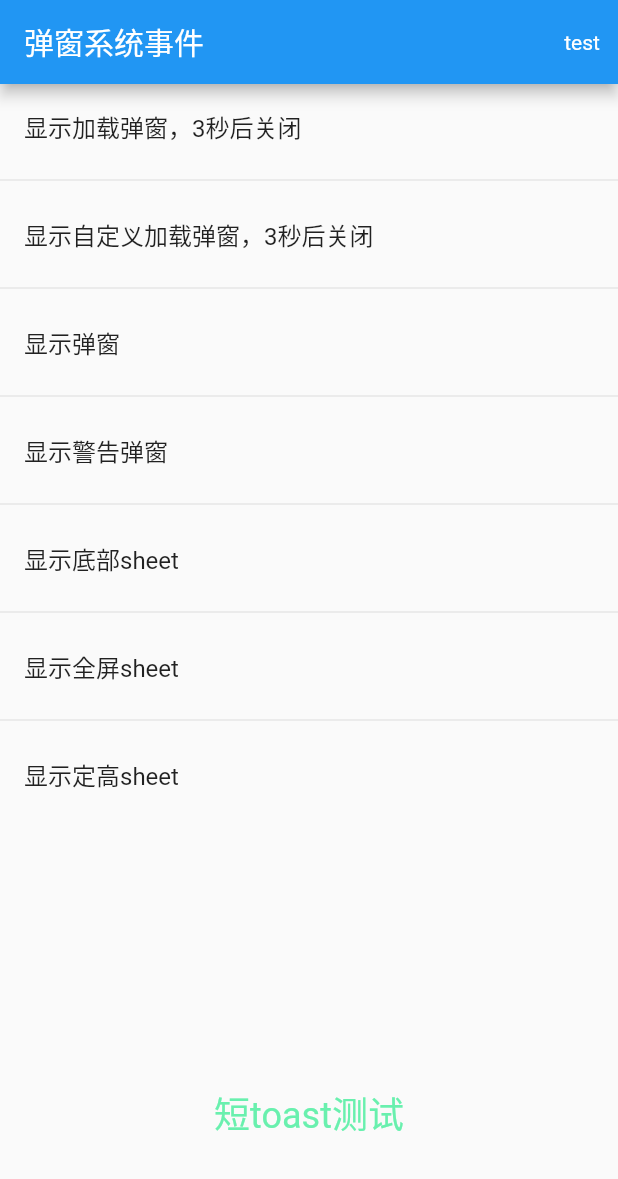
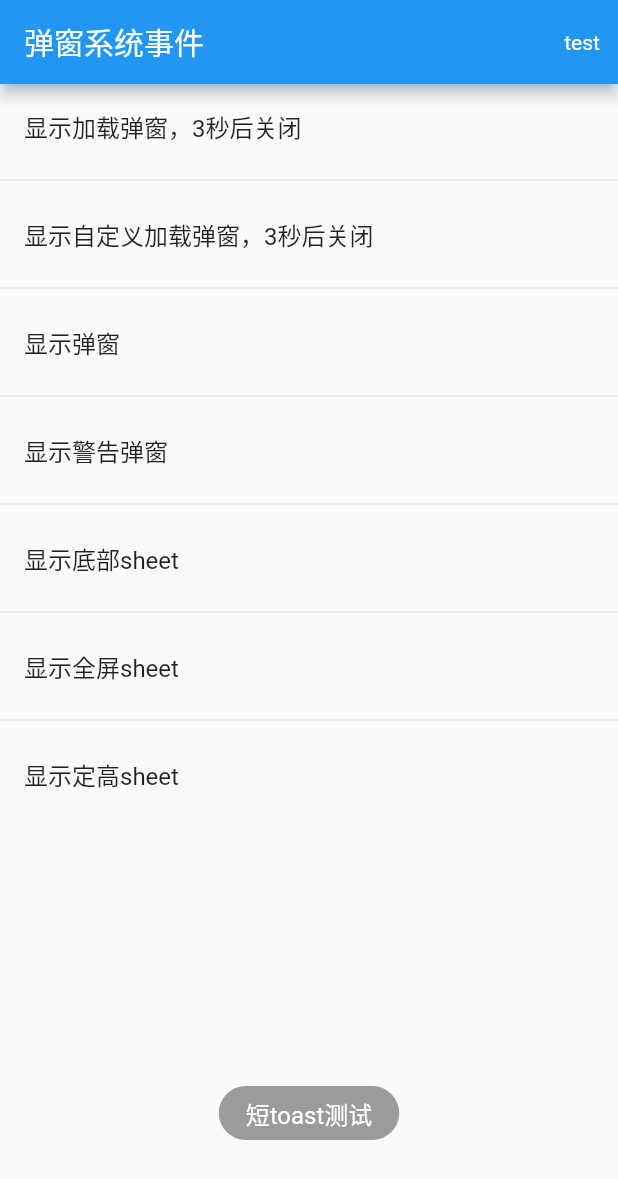
Before and after one commit to WuXuBaiYang/jtech_component_base_client, a Flutter app: the PopupsDemo screen opened directly, after a tap on "test", on a phone screen of 412 x 824 dp. Shown: the top 1179 px of the screen. Run offline on Flutter 3.47's test engine with Material 2 defaults, Android fonts, the phone set to English and light mode, and no system bars; our stand-ins replace azlistview, event_bus, fluttertoast, pull_to_refresh; missing offline and left inert: lpinyin.

Commit message:
完成toast构建器

```diff
--- a/common_libraries/jtech_common_library/example/lib/popups/popups_demo.dart
+++ b/common_libraries/jtech_common_library/example/lib/popups/popups_demo.dart
@@ -120,8 +120,8 @@ class PopupsDemo extends BasePage {
               jCommon.popups.toast.showShortToastTxt(
                 context,
                 text: "短toast测试",
-                color: Colors.greenAccent,
-                fontSize: 24,
+                // color: Colors.greenAccent,
+                // fontSize: 24,
               );
             },
           ),
--- a/common_libraries/jtech_common_library/lib/widgets/popups/jtoast.dart
+++ b/common_libraries/jtech_common_library/lib/widgets/popups/jtoast.dart
@@ -1,5 +1,7 @@
 import 'package:flutter/cupertino.dart';
+import 'package:flutter/material.dart';
 import 'package:fluttertoast/fluttertoast.dart';
+import 'package:jtech_common_library/widgets/base/empty_box.dart';
 
 /*
 * 消息提示
@@ -13,14 +15,13 @@ class JToast {
   //显示toast
   void showToast(
     BuildContext context, {
-    required Widget child,
-    ToastConfig? config,
+    required ToastConfig config,
   }) {
     toast.init(context);
     return toast.showToast(
-      child: child,
-      toastDuration: config?.duration,
-      gravity: config?.gravity,
+      child: _buildToastWidget(context, config),
+      toastDuration: config.duration,
+      gravity: config.gravity,
     );
   }
 
@@ -28,11 +29,32 @@ class JToast {
   void showLongToastTxt(
     BuildContext context, {
     String text = "",
-    Color? color,
-    double? fontSize,
+    Color color = Colors.white,
+    double fontSize = 16,
     ToastConfig? config,
   }) {
     return showLongToast(
+      context,
+      child: Text(
+        text,
+        style: TextStyle(
+          color: color,
+          fontSize: fontSize,
+        ),
+      ),
+      config: config,
+    );
+  }
+
+  //显示短toast文本
+  void showShortToastTxt(
+    BuildContext context, {
+    required String text,
+    Color color = Colors.white,
+    double fontSize = 16,
+    ToastConfig? config,
+  }) {
+    return showShortToast(
       context,
       child: Text(
         text,
@@ -53,31 +75,10 @@ class JToast {
   }) {
     return showToast(
       context,
-      child: child,
       config: (config ?? ToastConfig()).copyWith(
         duration: Duration(seconds: 5),
+        child: child,
       ),
-    );
-  }
-
-  //显示短toast文本
-  void showShortToastTxt(
-    BuildContext context, {
-    required String text,
-    Color? color,
-    double? fontSize,
-    ToastConfig? config,
-  }) {
-    return showShortToast(
-      context,
-      child: Text(
-        text,
-        style: TextStyle(
-          color: color,
-          fontSize: fontSize,
-        ),
-      ),
-      config: config,
     );
   }
 
@@ -89,20 +90,31 @@ class JToast {
   }) {
     return showToast(
       context,
-      child: child,
       config: (config ?? ToastConfig()).copyWith(
         duration: Duration(seconds: 2),
+        child: child,
       ),
     );
   }
 
-  //构建默认toast背景
-  Widget _buildDefToastBackground(Widget child) {
+  //构建toast样式
+  Widget _buildToastWidget(BuildContext context, ToastConfig config) {
+    if (null != config.toastBuilder) {
+      return config.toastBuilder!(context, config.child);
+    }
     return Container(
-      child: child,
+      padding: EdgeInsets.symmetric(vertical: 6, horizontal: 18),
+      decoration: BoxDecoration(
+        borderRadius: BorderRadius.all(Radius.circular(100)),
+        color: Colors.black38,
+      ),
+      child: config.child ?? EmptyBox(),
     );
   }
 }
+
+//toast构建器
+typedef ToastBuilder = Widget Function(BuildContext context, Widget? child);
 
 /*
 * toast配置信息
@@ -110,8 +122,11 @@ class JToast {
 * @Time 2021/7/9 下午5:20
 */
 class ToastConfig {
+  //toast内容子项
+  Widget? child;
+
   //构建toast背景视图
-  WidgetBuilder? backgroundBuilder;
+  ToastBuilder? toastBuilder;
 
   //toast时间
   Duration? duration;
@@ -120,20 +135,23 @@ class ToastConfig {
   Alignment? align;
 
   ToastConfig({
-    this.backgroundBuilder,
+    this.toastBuilder,
     this.duration,
     this.align,
+    this.child,
   });
 
   ToastConfig copyWith({
-    WidgetBuilder? backgroundBuilder,
+    ToastBuilder? toastBuilder,
     Duration? duration,
     Alignment? align,
+    Widget? child,
   }) {
     return ToastConfig(
-      backgroundBuilder: backgroundBuilder ?? this.backgroundBuilder,
+      toastBuilder: toastBuilder ?? this.toastBuilder,
       duration: duration ?? this.duration,
       align: align ?? this.align,
+      child: child ?? this.child,
     );
   }
 
```
